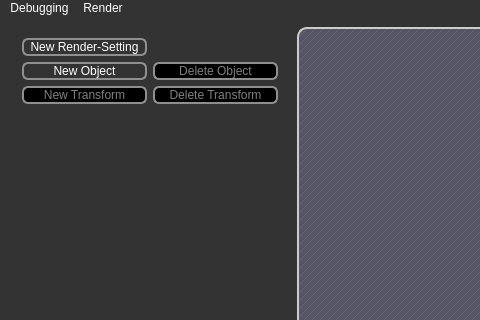
The window that qt-frontend/SimplexGui/mainwindow.ui (phresnel/picogen) describes before a commit, drawn with Qt 5; both pictures show x 0 to 480 and y 0 to 320 of the 769 by 478 pixel window.
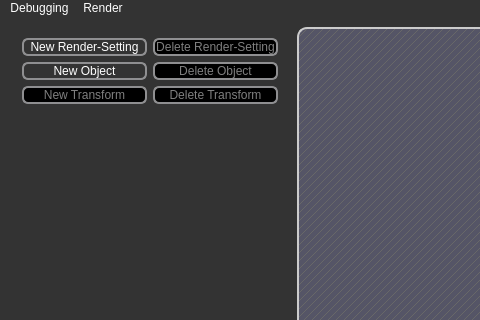
The same window after the commit. Custom widgets are drawn as their Qt base class.

Commit message: add/delete render-settings

What changed in the file:
```diff
--- a/qt-frontend/SimplexGui/mainwindow.ui
+++ b/qt-frontend/SimplexGui/mainwindow.ui
@@ -217,6 +217,16 @@
             </property>
            </widget>
           </item>
+          <item row="0" column="2">
+           <widget class="QPushButton" name="deleteRsButton">
+            <property name="enabled">
+             <bool>false</bool>
+            </property>
+            <property name="text">
+             <string>Delete Render-Setting</string>
+            </property>
+           </widget>
+          </item>
          </layout>
         </item>
         <item>
```
The commit also changes 2 other files.
